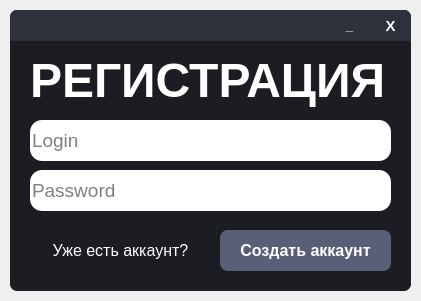
This is VK_Bot/Registration_Window/registration_window.ui in otaboyevsardorbek1/VK-Bot-ru as Qt 5 draws it before an edit. The edited form follows.
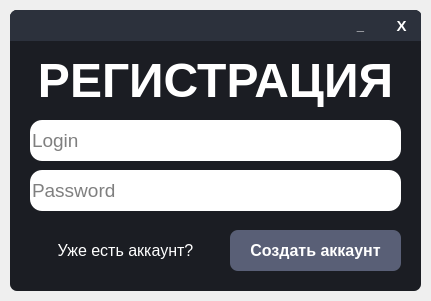
This is the edited form. Icons and pictures are not drawn.

```diff
--- a/VK_Bot/Registration_Window/registration_window.ui
+++ b/VK_Bot/Registration_Window/registration_window.ui
@@ -6,7 +6,7 @@
    <rect>
     <x>0</x>
     <y>0</y>
-    <width>421</width>
+    <width>431</width>
     <height>301</height>
    </rect>
   </property>
@@ -19,7 +19,7 @@
      <rect>
       <x>10</x>
       <y>10</y>
-      <width>401</width>
+      <width>411</width>
       <height>281</height>
      </rect>
     </property>
@@ -40,7 +40,7 @@
       <rect>
        <x>0</x>
        <y>0</y>
-       <width>401</width>
+       <width>411</width>
        <height>31</height>
       </rect>
      </property>
@@ -60,7 +60,7 @@
      <widget class="QPushButton" name="CloseWindowButton">
       <property name="geometry">
        <rect>
-        <x>360</x>
+        <x>371</x>
         <y>0</y>
         <width>41</width>
         <height>31</height>
@@ -99,7 +99,7 @@
      <widget class="QPushButton" name="MinimizeWindowButton">
       <property name="geometry">
        <rect>
-        <x>319</x>
+        <x>330</x>
         <y>0</y>
         <width>41</width>
         <height>31</height>
@@ -144,7 +144,7 @@
       <rect>
        <x>20</x>
        <y>40</y>
-       <width>361</width>
+       <width>371</width>
        <height>61</height>
       </rect>
      </property>
@@ -173,13 +173,16 @@
      <property name="text">
       <string>РЕГИСТРАЦИЯ</string>
      </property>
+     <property name="alignment">
+      <set>Qt::AlignCenter</set>
+     </property>
     </widget>
     <widget class="QLineEdit" name="LoginLineEdit">
      <property name="geometry">
       <rect>
        <x>20</x>
        <y>110</y>
-       <width>361</width>
+       <width>371</width>
        <height>41</height>
       </rect>
      </property>
@@ -217,7 +220,7 @@
       <rect>
        <x>20</x>
        <y>160</y>
-       <width>321</width>
+       <width>331</width>
        <height>41</height>
       </rect>
      </property>
@@ -259,7 +262,7 @@
     <widget class="QPushButton" name="CreateAccountButton">
      <property name="geometry">
       <rect>
-       <x>210</x>
+       <x>220</x>
        <y>220</y>
        <width>171</width>
        <height>41</height>
@@ -297,7 +300,7 @@
     <widget class="QPushButton" name="AskButton">
      <property name="geometry">
       <rect>
-       <x>40</x>
+       <x>45</x>
        <y>230</y>
        <width>141</width>
        <height>21</height>
@@ -336,7 +339,7 @@
     <widget class="QFrame" name="frame">
      <property name="geometry">
       <rect>
-       <x>340</x>
+       <x>350</x>
        <y>160</y>
        <width>41</width>
        <height>41</height>
```
